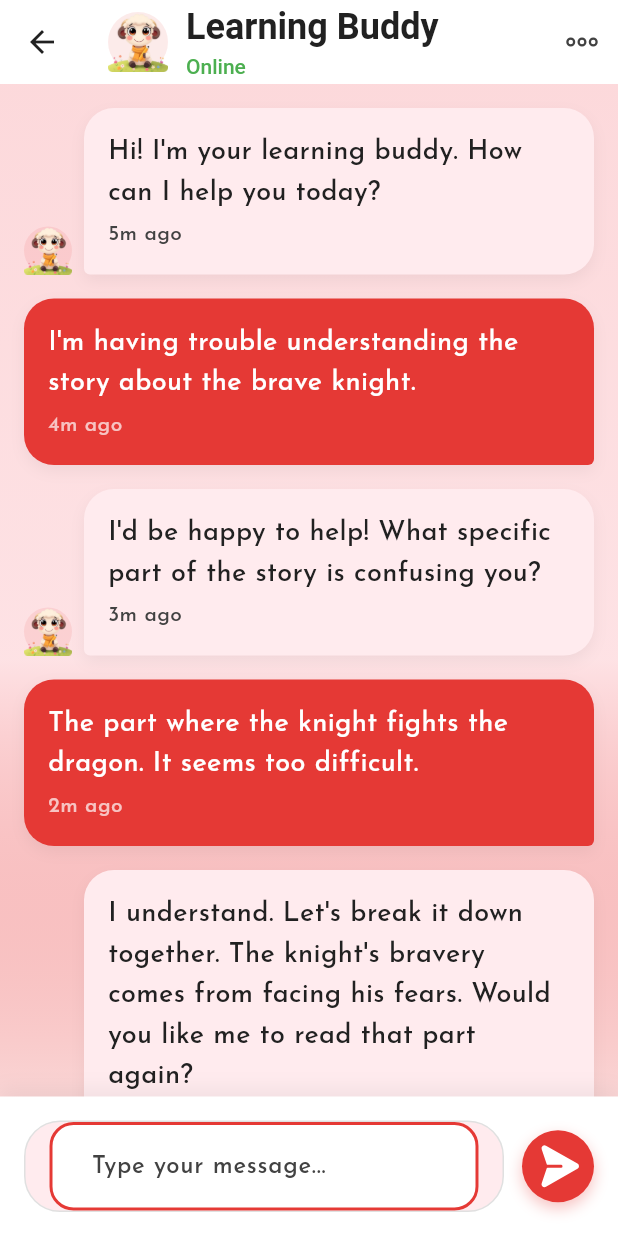
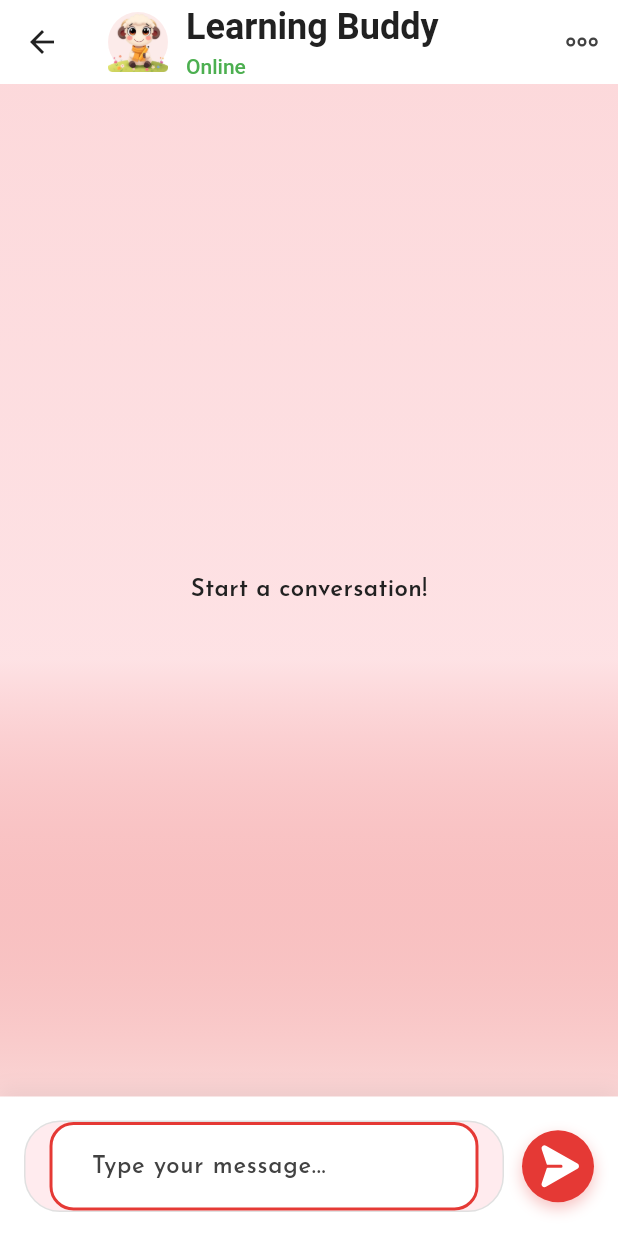
Before and after one commit to AASTUSoftwareEngineeringDepartment/Buddy, a Flutter app: the ChatPage screen opened directly, on a phone screen of 412 x 824 dp. Run offline on Flutter 3.47's test engine with Material 3 defaults, Android fonts, the phone set to English and light mode, and no system bars; our stand-ins replace camera, dio, equatable, flutter_bloc, flutter_riverpod, flutter_tts and 4 more; accounts and stored records are empty; generated files the repository leaves out were written again.

Commit message:
feat: integrate chat functionality with repository and state management using Bloc

```diff
--- a/mobile/guade/lib/main.dart
+++ b/mobile/guade/lib/main.dart
@@ -25,6 +25,8 @@ import 'presentation/pages/reward/reward_test_page.dart';
 import 'presentation/pages/vocabulary/vocabulary_page.dart';
 import 'presentation/layouts/main_layout.dart';
 import 'package:dio/dio.dart';
+import 'data/repositories/chat_repository.dart';
+import 'presentation/blocs/chat/chat_bloc.dart';
 
 final getIt = GetIt.instance;
 
@@ -92,6 +94,7 @@ void main() async {
           BlocProvider(
             create: (context) => StoryBloc(getIt<StoryRepository>()),
           ),
+          BlocProvider(create: (context) => ChatBloc(ChatRepository(Dio()))),
         ],
         child: const MyApp(),
       ),
--- /dev/null
+++ b/mobile/guade/lib/presentation/blocs/chat/chat_event.dart
@@ -0,0 +1,18 @@
+import 'package:equatable/equatable.dart';
+
+abstract class ChatEvent extends Equatable {
+  const ChatEvent();
+
+  @override
+  List<Object?> get props => [];
+}
+
+class SendMessage extends ChatEvent {
+  final String message;
+  final String? accessToken;
+
+  const SendMessage({required this.message, this.accessToken});
+
+  @override
+  List<Object?> get props => [message, accessToken];
+}
--- /dev/null
+++ b/mobile/guade/lib/presentation/blocs/chat/chat_state.dart
@@ -0,0 +1,46 @@
+import 'package:equatable/equatable.dart';
+
+abstract class ChatState extends Equatable {
+  const ChatState();
+
+  @override
+  List<Object?> get props => [];
+}
+
+class ChatInitial extends ChatState {}
+
+class ChatLoading extends ChatState {}
+
+class ChatLoaded extends ChatState {
+  final List<ChatMessage> messages;
+
+  const ChatLoaded({required this.messages});
+
+  ChatLoaded copyWith({List<ChatMessage>? messages}) {
+    return ChatLoaded(messages: messages ?? this.messages);
+  }
+
+  @override
+  List<Object?> get props => [messages];
+}
+
+class ChatError extends ChatState {
+  final String message;
+
+  const ChatError(this.message);
+
+  @override
+  List<Object?> get props => [message];
+}
+
+class ChatMessage {
+  final String text;
+  final bool isUser;
+  final DateTime timestamp;
+
+  ChatMessage({
+    required this.text,
+    required this.isUser,
+    required this.timestamp,
+  });
+}
--- a/mobile/guade/lib/presentation/pages/chat/chat_page.dart
+++ b/mobile/guade/lib/presentation/pages/chat/chat_page.dart
@@ -5,6 +5,11 @@ import '../../../core/theme/app_colors.dart';
 import '../../../core/theme/app_text_styles.dart';
 import '../../blocs/auth/auth_bloc.dart';
 import '../../blocs/auth/auth_state.dart';
+import '../../blocs/chat/chat_bloc.dart';
+import '../../blocs/chat/chat_event.dart';
+import '../../blocs/chat/chat_state.dart';
+import '../../../data/repositories/chat_repository.dart';
+import 'package:dio/dio.dart';
 
 class ChatPage extends StatefulWidget {
   const ChatPage({super.key});
@@ -20,40 +25,6 @@ class _ChatPageState extends State<ChatPage>
   late final AnimationController _animationController;
   late final Animation<double> _fadeAnimation;
   late final Animation<double> _slideAnimation;
-  bool _isLoading = false;
-  String? _error;
-
-  final List<ChatMessage> _messages = [
-    ChatMessage(
-      text: "Hi! I'm your learning buddy. How can I help you today?",
-      isUser: false,
-      timestamp: DateTime.now().subtract(const Duration(minutes: 5)),
-    ),
-    ChatMessage(
-      text:
-          "I'm having trouble understanding the story about the brave knight.",
-      isUser: true,
-      timestamp: DateTime.now().subtract(const Duration(minutes: 4)),
-    ),
-    ChatMessage(
-      text:
-          "I'd be happy to help! What specific part of the story is confusing you?",
-      isUser: false,
-      timestamp: DateTime.now().subtract(const Duration(minutes: 3)),
-    ),
-    ChatMessage(
-      text:
-          "The part where the knight fights the dragon. It seems too difficult.",
-      isUser: true,
-      timestamp: DateTime.now().subtract(const Duration(minutes: 2)),
-    ),
-    ChatMessage(
-      text:
-          "I understand. Let's break it down together. The knight's bravery comes from facing his fears. Would you like me to read that part again?",
-      isUser: false,
-      timestamp: DateTime.now().subtract(const Duration(minutes: 1)),
-    ),
-  ];
 
   @override
   void initState() {
@@ -89,36 +60,17 @@ class _ChatPageState extends State<ChatPage>
   void _sendMessage() {
     if (_messageController.text.trim().isEmpty) return;
 
-    setState(() {
-      _isLoading = true;
-      _error = null;
-      _messages.add(
-        ChatMessage(
-          text: _messageController.text,
-          isUser: true,
-          timestamp: DateTime.now(),
-        ),
+    final authState = context.read<AuthBloc>().state;
+    String? accessToken;
+    if (authState is AuthAuthenticated) {
+      accessToken = authState.response.accessToken;
+    }
+
+    context.read<ChatBloc>().add(
+      SendMessage(message: _messageController.text, accessToken: accessToken),
     );
+
     _messageController.clear();
-    });
-
-    // Simulate bot response after a short delay
-    Future.delayed(const Duration(seconds: 1), () {
-      if (!mounted) return;
-      setState(() {
-        _isLoading = false;
-        _messages.add(
-          ChatMessage(
-            text:
-                "I'm here to help you understand better. Would you like me to explain that part in a different way?",
-            isUser: false,
-            timestamp: DateTime.now(),
-          ),
-        );
-      });
-      _scrollToBottom();
-    });
-
     _scrollToBottom();
   }
 
@@ -204,7 +156,25 @@ class _ChatPageState extends State<ChatPage>
           child: Column(
             children: [
               Expanded(
-                child: AnimatedBuilder(
+                child: BlocBuilder<ChatBloc, ChatState>(
+                  builder: (context, state) {
+                    if (state is ChatInitial) {
+                      return const Center(child: Text('Start a conversation!'));
+                    }
+
+                    if (state is ChatError) {
+                      return Center(
+                        child: Text(
+                          state.message,
+                          style: AppTextStyles.body1.copyWith(
+                            color: AppColors.error,
+                          ),
+                        ),
+                      );
+                    }
+
+                    if (state is ChatLoaded) {
+                      return AnimatedBuilder(
                         animation: _animationController,
                         builder: (context, child) {
                           return Opacity(
@@ -214,18 +184,23 @@ class _ChatPageState extends State<ChatPage>
                               child: ListView.builder(
                                 controller: _scrollController,
                                 padding: const EdgeInsets.all(16),
-                          itemCount: _messages.length,
+                                itemCount: state.messages.length,
                                 itemBuilder: (context, index) {
-                            final message = _messages[index];
+                                  final message = state.messages[index];
                                   return _ChatBubble(message: message);
                                 },
                               ),
                             ),
                           );
                         },
+                      );
+                    }
+
+                    return const SizedBox.shrink();
+                  },
                 ),
               ),
-              if (_isLoading)
+              if (context.watch<ChatBloc>().state is ChatLoading)
                 Container(
                   padding: const EdgeInsets.all(16),
                   child: Row(
@@ -257,28 +232,6 @@ class _ChatPageState extends State<ChatPage>
                             const SizedBox(width: 8),
                             _buildTypingIndicator(delay: 400),
                           ],
-                        ),
-                      ),
-                    ],
-                  ),
-                ),
-              if (_error != null)
-                Container(
-                  padding: const EdgeInsets.all(16),
-                  color: AppColors.error.withOpacity(0.1),
-                  child: Row(
-                    children: [
-                      Icon(
-                        PhosphorIcons.warning(PhosphorIconsStyle.fill),
-                        color: AppColors.error,
-                      ),
-                      const SizedBox(width: 8),
-                      Expanded(
-                        child: Text(
-                          _error!,
-                          style: AppTextStyles.body2.copyWith(
-                            color: AppColors.error,
-                          ),
                         ),
                       ),
                     ],
@@ -345,7 +298,10 @@ class _ChatPageState extends State<ChatPage>
                           ),
                           color: Colors.white,
                         ),
-                        onPressed: _isLoading ? null : _sendMessage,
+                        onPressed:
+                            context.watch<ChatBloc>().state is ChatLoading
+                            ? null
+                            : _sendMessage,
                       ),
                     ),
                   ],
@@ -474,15 +430,3 @@ class _ChatBubble extends StatelessWidget {
     }
   }
 }
-
-class ChatMessage {
-  final String text;
-  final bool isUser;
-  final DateTime timestamp;
-
-  ChatMessage({
-    required this.text,
-    required this.isUser,
-    required this.timestamp,
-  });
-}
```
Also changed, not shown: mobile/guade/lib/data/repositories/chat_repository.dart (added, +65 -0 lines), mobile/guade/lib/presentation/blocs/chat/chat_bloc.dart (added, +74 -0 lines). Lines whose indentation alone changed are shown as unchanged.
